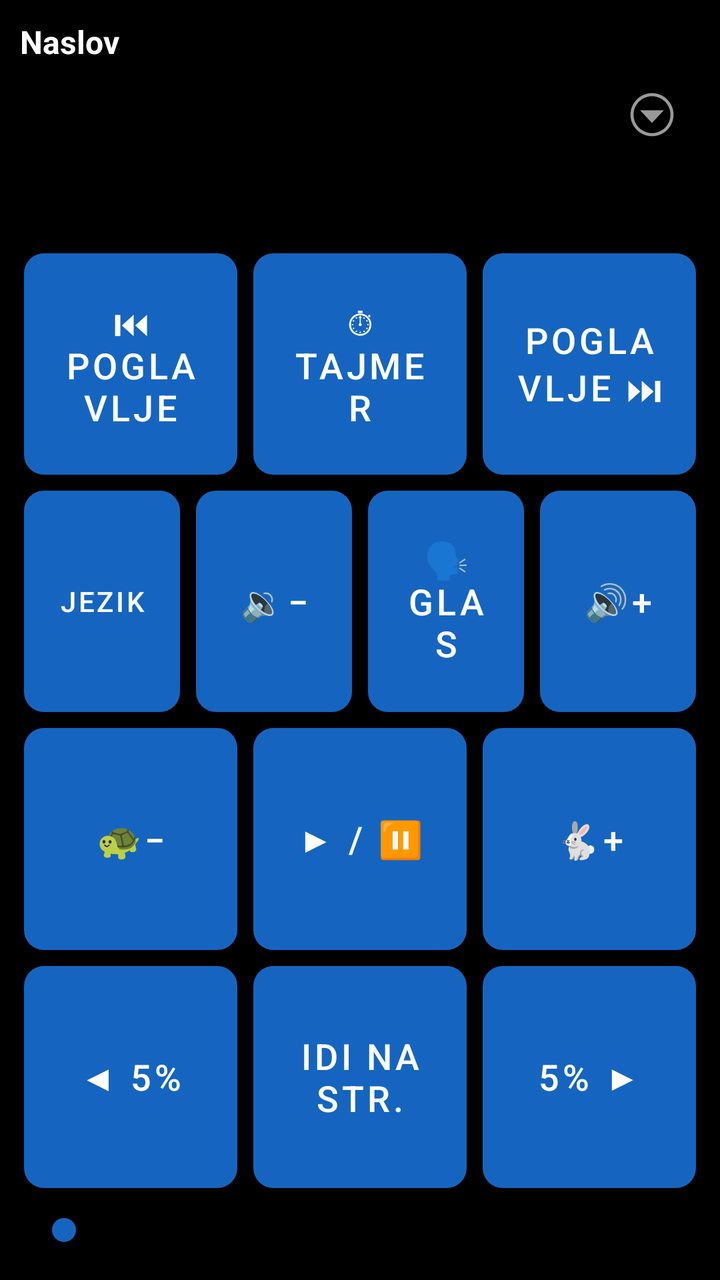
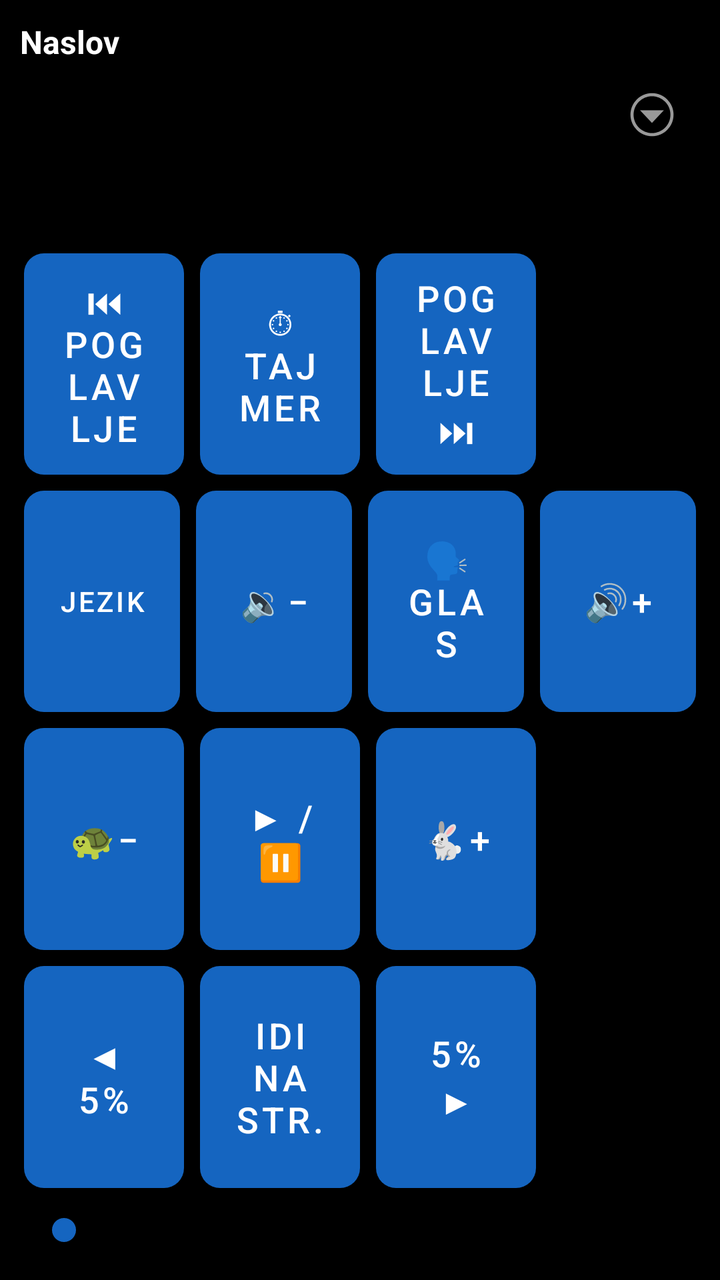

The first picture is an Android layout as it rendered before a commit; the second is the same layout after the commit. The layout source and the unified diff follow.
<!-- AndroidManifest.xml: application theme Theme.RecPoRec -->
<!-- res/layout/activity_reader.xml -->
<?xml version="1.0" encoding="utf-8"?>
<LinearLayout xmlns:android="http://schemas.android.com/apk/res/android"
    android:layout_width="match_parent"
    android:layout_height="match_parent"
    android:orientation="vertical"
    android:fitsSystemWindows="true"
    android:background="@color/background">

    
    <LinearLayout
        android:layout_width="match_parent"
        android:layout_height="wrap_content"
        android:orientation="horizontal"
        android:gravity="center_vertical"
        android:padding="10dp">

        <LinearLayout
            android:layout_width="0dp"
            android:layout_height="wrap_content"
            android:layout_weight="1"
            android:orientation="vertical">

            <TextView
                android:id="@+id/textDocTitle"
                android:layout_width="match_parent"
                android:layout_height="wrap_content"
                android:textSize="16sp"
                android:textStyle="bold"
                android:textColor="@color/text_primary"
                android:maxLines="1"
                android:ellipsize="end"
                android:text="Naslov" />

            <TextView
                android:id="@+id/textPages"
                android:layout_width="match_parent"
                android:layout_height="wrap_content"
                android:textSize="18sp"
                android:textColor="@color/text_primary" />

            <TextView
                android:id="@+id/textElapsed"
                android:layout_width="match_parent"
                android:layout_height="wrap_content"
                android:textSize="18sp"
                android:textColor="@color/text_primary" />

            <TextView
                android:id="@+id/textRemaining"
                android:layout_width="match_parent"
                android:layout_height="wrap_content"
                android:textSize="18sp"
                android:textColor="@color/text_primary" />
        </LinearLayout>

        <ImageButton
            android:id="@+id/btnOverflow"
            android:layout_width="48dp"
            android:layout_height="48dp"
            android:background="@android:color/transparent"
            android:contentDescription="@string/menu_options_button"
            android:src="@android:drawable/ic_menu_more" />
    </LinearLayout>

    
    <LinearLayout
        android:layout_width="match_parent"
        android:layout_height="0dp"
        android:layout_weight="1"
        android:orientation="vertical"
        android:padding="8dp">

        
        <LinearLayout
            android:layout_width="match_parent"
            android:layout_height="0dp"
            android:layout_weight="1"
            android:orientation="horizontal">

            <Button android:id="@+id/btnPrevChapter" style="@style/KeyButton"
                android:backgroundTint="@color/btn_chapter"
                android:contentDescription="@string/btn_prev_chapter"
                android:text="⏮ Poglavlje" />

            <Button android:id="@+id/btnTimer" style="@style/KeyButton"
                android:backgroundTint="@color/btn_timer"
                android:contentDescription="@string/btn_timer"
                android:text="⏱ Tajmer" />

            <Button android:id="@+id/btnNextChapter" style="@style/KeyButton"
                android:backgroundTint="@color/btn_chapter"
                android:contentDescription="@string/btn_next_chapter"
                android:text="Poglavlje ⏭" />
        </LinearLayout>

        
        <LinearLayout
            android:layout_width="match_parent"
            android:layout_height="0dp"
            android:layout_weight="1"
            android:orientation="horizontal">

            <Button android:id="@+id/btnDocLanguage" style="@style/KeyButton"
                android:backgroundTint="@color/btn_goto_page"
                android:contentDescription="Jezik za ovaj dokument"
                android:textSize="14sp"
                android:text="Jezik" />

            <Button android:id="@+id/btnVolDown" style="@style/KeyButton"
                android:backgroundTint="@color/btn_volume"
                android:contentDescription="@string/btn_vol_down"
                android:text="🔉−" />

            <Button android:id="@+id/btnVoice" style="@style/KeyButton"
                android:backgroundTint="@color/btn_voice"
                android:contentDescription="@string/btn_voice"
                android:text="🗣 Glas" />

            <Button android:id="@+id/btnVolUp" style="@style/KeyButton"
                android:backgroundTint="@color/btn_volume"
                android:contentDescription="@string/btn_vol_up"
                android:text="🔊+" />
        </LinearLayout>

        
        <LinearLayout
            android:layout_width="match_parent"
            android:layout_height="0dp"
            android:layout_weight="1"
            android:orientation="horizontal">

            <Button android:id="@+id/btnSpeedDown" style="@style/KeyButton"
                android:backgroundTint="@color/btn_speed"
                android:contentDescription="@string/btn_speed_down"
                android:text="🐢−" />

            <Button android:id="@+id/btnPlayPause" style="@style/KeyButton"
                android:backgroundTint="@color/btn_play"
                android:contentDescription="@string/btn_play_pause"
                android:text="▶ / ⏸" />

            <Button android:id="@+id/btnSpeedUp" style="@style/KeyButton"
                android:backgroundTint="@color/btn_speed"
                android:contentDescription="@string/btn_speed_up"
                android:text="🐇+" />
        </LinearLayout>

        
        <LinearLayout
            android:layout_width="match_parent"
            android:layout_height="0dp"
            android:layout_weight="1"
            android:orientation="horizontal">

            <Button android:id="@+id/btnStepBack" style="@style/KeyButton"
                android:backgroundTint="@color/btn_page_nav"
                android:contentDescription="@string/slider_back"
                android:text="◀ 5%" />

            <Button android:id="@+id/btnGotoPage" style="@style/KeyButton"
                android:backgroundTint="@color/btn_goto_page"
                android:contentDescription="@string/btn_goto_page"
                android:text="Idi na str." />

            <Button android:id="@+id/btnStepForward" style="@style/KeyButton"
                android:backgroundTint="@color/btn_page_nav"
                android:contentDescription="@string/slider_forward"
                android:text="5% ▶" />
        </LinearLayout>

    </LinearLayout>

    
    <SeekBar
        android:id="@+id/seekProgress"
        android:layout_width="match_parent"
        android:layout_height="wrap_content"
        android:layout_marginStart="16dp"
        android:layout_marginEnd="16dp"
        android:layout_marginBottom="16dp"
        android:contentDescription="@string/slider_position"
        android:max="100"
        android:progressTint="@color/btn_voice"
        android:thumbTint="@color/btn_voice" />

</LinearLayout>
<!-- resources referenced by this layout -->
<resources>
  <color name="background">#000000</color>
  <color name="btn_chapter">#2E7D32</color>
  <color name="btn_goto_page">#4527A0</color>
  <color name="btn_page_nav">#AD1457</color>
  <color name="btn_play">#D84315</color>
  <color name="btn_speed">#00838F</color>
  <color name="btn_timer">#6A1B9A</color>
  <color name="btn_voice">#1565C0</color>
  <color name="btn_volume">#F9A825</color>
  <color name="text_primary">#FFFFFF</color>
  <string name="btn_goto_page">Idi na stranicu</string>
  <string name="btn_next_chapter">Sledeće poglavlje</string>
  <string name="btn_play_pause">Pusti ili pauziraj čitanje</string>
  <string name="btn_prev_chapter">Prethodno poglavlje</string>
  <string name="btn_speed_down">Smanji brzinu čitanja</string>
  <string name="btn_speed_up">Povećaj brzinu čitanja</string>
  <string name="btn_timer">Tajmer za automatsku pauzu</string>
  <string name="btn_voice">Izbor glasa</string>
  <string name="btn_vol_down">Smanji jačinu zvuka</string>
  <string name="btn_vol_up">Pojačaj zvuk</string>
  <string name="menu_options_button">Opcije</string>
  <string name="slider_back">Pomeri pet posto unazad</string>
  <string name="slider_forward">Pomeri pet posto unapred</string>
  <string name="slider_position">Klizač za pomeranje kroz knjigu, pet posto po koraku</string>
  <style name="KeyButton">
          <item name="android:layout_width">0dp</item>
          <item name="android:layout_height">match_parent</item>
          <item name="android:layout_weight">1</item>
          <item name="android:layout_margin">4dp</item>
          <item name="android:textSize">18sp</item>
          <item name="android:textColor">@color/button_text</item>
          <item name="android:background">@drawable/key_button_shape</item>
          <item name="android:stateListAnimator">@null</item>
          <item name="android:elevation">0dp</item>
      </style>
  <style name="Theme.RecPoRec" parent="Theme.MaterialComponents.DayNight.NoActionBar">
          <item name="android:windowBackground">@color/background</item>
          <item name="android:textColorPrimary">@color/text_primary</item>
          <item name="colorPrimary">@color/btn_voice</item>
          <item name="colorOnPrimary">@color/button_text</item>
      </style>
  <color name="button_text">#FFFFFF</color>
  <!-- drawable key_button_shape (drawable) -->
  <?xml version="1.0" encoding="utf-8"?>
  <shape xmlns:android="http://schemas.android.com/apk/res/android"
      android:shape="rectangle">
      <corners android:radius="10dp" />
      <solid android:color="#FFFFFF" />
  </shape>
</resources>

<!-- the commit's change to res/layout/activity_reader.xml (unified diff, before → after) -->
@@ -91,6 +91,12 @@
                 android:backgroundTint="@color/btn_chapter"
                 android:contentDescription="@string/btn_next_chapter"
                 android:text="Poglavlje ⏭" />
+
+            <View
+                android:layout_width="0dp"
+                android:layout_height="match_parent"
+                android:layout_weight="1"
+                android:importantForAccessibility="no" />
         </LinearLayout>
 
         
@@ -143,6 +149,12 @@
                 android:backgroundTint="@color/btn_speed"
                 android:contentDescription="@string/btn_speed_up"
                 android:text="🐇+" />
+
+            <View
+                android:layout_width="0dp"
+                android:layout_height="match_parent"
+                android:layout_weight="1"
+                android:importantForAccessibility="no" />
         </LinearLayout>
 
         
@@ -166,6 +178,12 @@
                 android:backgroundTint="@color/btn_page_nav"
                 android:contentDescription="@string/slider_forward"
                 android:text="5% ▶" />
+
+            <View
+                android:layout_width="0dp"
+                android:layout_height="match_parent"
+                android:layout_weight="1"
+                android:importantForAccessibility="no" />
         </LinearLayout>
 
     </LinearLayout>
